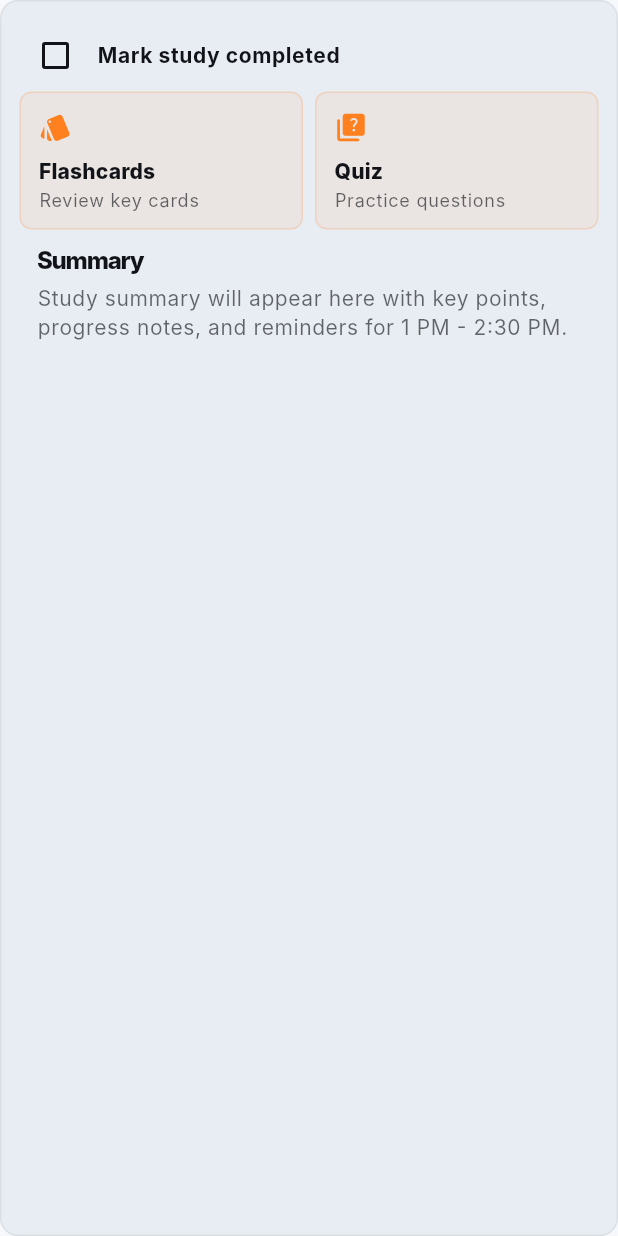
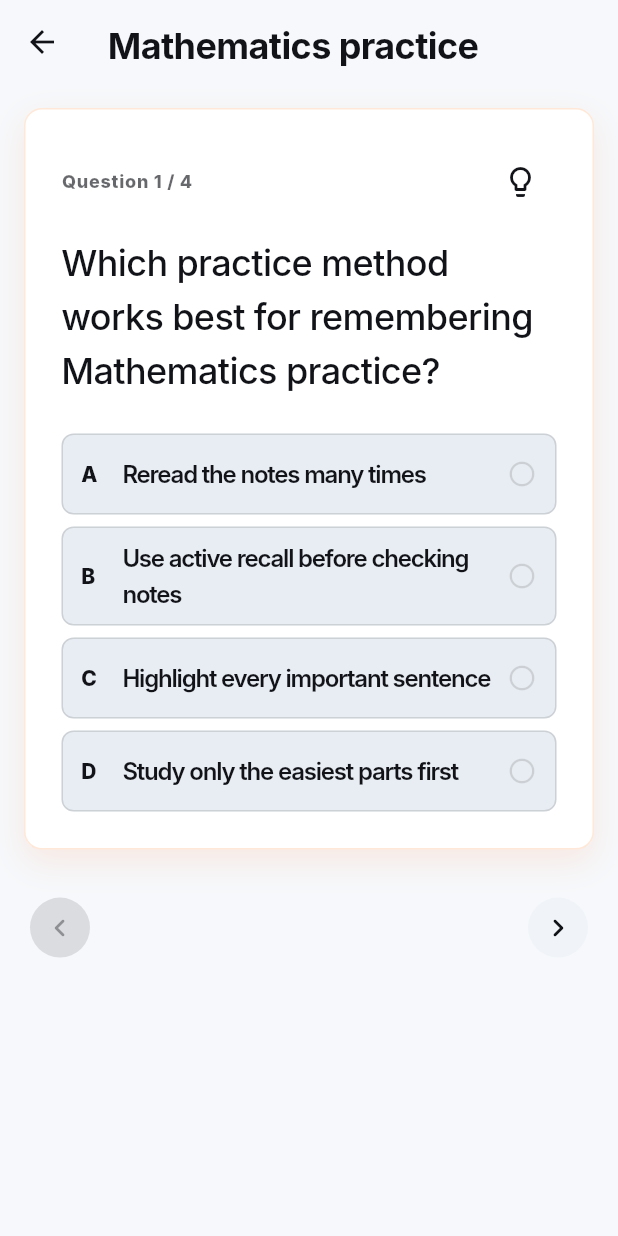
Before and after one commit to adminmyedudigital/me-mobile, a Flutter app: the DayTimetablePlan widget shown alone on an empty page, opened directly with sample values from the repository, after a tap on "Quiz", on a phone screen of 412 x 824 dp. Run offline on Flutter 3.47's test engine with Material 3 defaults, Android fonts, the phone set to English and light mode, and no system bars; our stand-ins replace get; Roboto replaces fonts that are missing (ABC Favorit, Inter).

Commit message:
Updated UI

```diff
--- a/lib/controllers/app_binding.dart
+++ b/lib/controllers/app_binding.dart
@@ -10,5 +10,6 @@ class AppBinding extends Bindings {
     Get.lazyPut(DashboardController.new, fenix: true);
     Get.lazyPut(ExamsController.new, fenix: true);
     Get.lazyPut(FlashCardController.new, fenix: true);
+    Get.lazyPut(QuizController.new, fenix: true);
   }
 }
--- a/lib/controllers/controllers.dart
+++ b/lib/controllers/controllers.dart
@@ -5,3 +5,4 @@ export 'package:me_mobile/controllers/dashboard_controller.dart';
 export 'package:me_mobile/controllers/exams_controller.dart';
 export 'package:me_mobile/controllers/flash_card_controller.dart';
 export 'package:me_mobile/controllers/home_controller.dart';
+export 'package:me_mobile/controllers/quiz_controller.dart';
--- /dev/null
+++ b/lib/controllers/quiz_controller.dart
@@ -0,0 +1,129 @@
+import 'package:get/get.dart';
+
+import 'package:me_mobile/controllers/dashboard_controller.dart';
+import 'package:me_mobile/enums/enums.dart';
+import 'package:me_mobile/models/models.dart';
+
+class QuizController extends GetxController {
+  final Rxn<DashboardEvent> event = Rxn<DashboardEvent>();
+  final RxList<QuizData> questions = <QuizData>[].obs;
+  final RxMap<int, int> selectedOptionByQuestion = <int, int>{}.obs;
+  final RxSet<int> revealedQuestionIndexes = <int>{}.obs;
+  final RxInt currentQuestionIndex = 0.obs;
+
+  String get title => event.value?.title ?? 'Quiz';
+
+  QuizData get currentQuestion => questions[currentQuestionIndex.value];
+
+  int? get selectedOptionIndex =>
+      selectedOptionByQuestion[currentQuestionIndex.value];
+
+  bool get showCorrectAnswer =>
+      revealedQuestionIndexes.contains(currentQuestionIndex.value);
+
+  bool get isCurrentAnswerCorrect =>
+      selectedOptionIndex != null &&
+      selectedOptionIndex == currentQuestion.correctOptionIndex;
+
+  bool get canGoPrevious => currentQuestionIndex.value > 0;
+
+  bool get canGoNext => currentQuestionIndex.value < questions.length - 1;
+
+  void loadFromArgument(Object? argument) {
+    final dashboardEvent = argument is DashboardEvent ? argument : null;
+
+    event.value = dashboardEvent;
+    questions.assignAll(_buildQuestions(dashboardEvent));
+    selectedOptionByQuestion.clear();
+    revealedQuestionIndexes.clear();
+    currentQuestionIndex.value = 0;
+  }
+
+  void selectOption(int index) {
+    if (selectedOptionIndex != null) return;
+
+    selectedOptionByQuestion[currentQuestionIndex.value] = index;
+    revealedQuestionIndexes.add(currentQuestionIndex.value);
+  }
+
+  bool goToQuestion(int direction) {
+    final nextIndex = currentQuestionIndex.value + direction;
+    if (nextIndex < 0 || nextIndex >= questions.length) return false;
+
+    currentQuestionIndex.value = nextIndex;
+    return true;
+  }
+
+  QuizAnswerState answerStateForOption(int optionIndex) {
+    final selectedIndex = selectedOptionIndex;
+
+    if (showCorrectAnswer &&
+        optionIndex == currentQuestion.correctOptionIndex) {
+      return QuizAnswerState.correct;
+    }
+
+    if (showCorrectAnswer &&
+        selectedIndex == optionIndex &&
+        optionIndex != currentQuestion.correctOptionIndex) {
+      return QuizAnswerState.wrong;
+    }
+
+    if (selectedIndex == optionIndex) {
+      return QuizAnswerState.selected;
+    }
+
+    return QuizAnswerState.idle;
+  }
+
+  List<QuizData> _buildQuestions(DashboardEvent? event) {
+    final topic = event?.title ?? 'this topic';
+
+    return [
+      QuizData(
+        title: 'Which practice method works best for remembering $topic?',
+        options: const [
+          'Reread the notes many times',
+          'Use active recall before checking notes',
+          'Highlight every important sentence',
+          'Study only the easiest parts first',
+        ],
+        hint:
+            'Think about the method that asks your brain to retrieve the idea.',
+        correctOptionIndex: 1,
+      ),
+      QuizData(
+        title: 'When should you review $topic after first learning it?',
+        options: const [
+          'Only before the final exam',
+          'Soon after learning, then again later',
+          'After forgetting everything',
+          'Only when the topic feels easy',
+        ],
+        hint: 'Memory is stronger when review happens before it fully fades.',
+        correctOptionIndex: 1,
+      ),
+      const QuizData(
+        title: 'What does an uncertain answer usually tell you?',
+        options: [
+          'The topic should be skipped',
+          'The answer is definitely wrong',
+          'That area needs deliberate practice',
+          'The notes are no longer useful',
+        ],
+        hint: 'Uncertainty is useful feedback for planning your next revision.',
+        correctOptionIndex: 2,
+      ),
+      QuizData(
+        title: 'How can you check whether you really understand $topic?',
+        options: const [
+          'Count how many pages you read',
+          'Explain it clearly without notes',
+          'Copy the definition five times',
+          'Avoid questions until later',
+        ],
+        hint: 'Understanding shows up when you can explain the idea simply.',
+        correctOptionIndex: 1,
+      ),
+    ];
+  }
+}
--- a/lib/enums/enums.dart
+++ b/lib/enums/enums.dart
@@ -1,2 +1,3 @@
 export 'package:me_mobile/enums/home_tab_enums.dart';
 export 'package:me_mobile/enums/flash_card_enums.dart';
+export 'package:me_mobile/enums/quiz_enums.dart';
--- /dev/null
+++ b/lib/enums/quiz_enums.dart
@@ -0,0 +1 @@
+enum QuizAnswerState { idle, selected, correct, wrong }
--- a/lib/models/models.dart
+++ b/lib/models/models.dart
@@ -1 +1,2 @@
 export 'package:me_mobile/models/flash_card_data.dart';
+export 'package:me_mobile/models/quiz_data.dart';
--- /dev/null
+++ b/lib/models/quiz_data.dart
@@ -0,0 +1,15 @@
+class QuizData {
+  const QuizData({
+    required this.title,
+    required this.options,
+    required this.hint,
+    required this.correctOptionIndex,
+  });
+
+  final String title;
+  final List<String> options;
+  final String hint;
+  final int correctOptionIndex;
+
+  String get correctAnswer => options[correctOptionIndex];
+}
--- a/lib/routes/app_routes.dart
+++ b/lib/routes/app_routes.dart
@@ -9,6 +9,7 @@ final class AppRoutes {
   static const String home = '/home';
   static const String dayTimetable = '/day-timetable';
   static const String flashCard = '/flash-card';
+  static const String quiz = '/quiz';
 
   static Map<String, WidgetBuilder> get routes {
     return {
@@ -17,6 +18,7 @@ final class AppRoutes {
       home: (_) => const HomeScreenContainer(),
       dayTimetable: (_) => const DayTimetable(),
       flashCard: (_) => const FlashCardContainer(),
+      quiz: (_) => const QuizContainer(),
     };
   }
 }
--- a/lib/screens/flash_card/flash_card_face.dart
+++ b/lib/screens/flash_card/flash_card_face.dart
@@ -121,7 +121,6 @@ class FlashCardFace extends StatelessWidget {
               IconButton(
                 tooltip: label,
                 onPressed: body.isEmpty ? null : () => _showBodyDialog(context),
-                iconSize: 18,
                 icon: Icon(icon),
               ),
             ],
--- /dev/null
+++ b/lib/screens/quiz/quiz.dart
@@ -0,0 +1,6 @@
+export 'package:me_mobile/screens/quiz/quiz_card.dart';
+export 'package:me_mobile/screens/quiz/quiz_container.dart';
+export 'package:me_mobile/screens/quiz/quiz_card_header.dart';
+export 'package:me_mobile/screens/quiz/quiz_answer_panel.dart';
+export 'package:me_mobile/screens/quiz/quiz_option_button.dart';
+export 'package:me_mobile/screens/quiz/quiz_navigation_button.dart';
--- /dev/null
+++ b/lib/screens/quiz/quiz_answer_panel.dart
@@ -0,0 +1,50 @@
+import 'package:flutter/material.dart';
+
+import 'package:me_mobile/theme/theme.dart';
+
+class QuizAnswerPanel extends StatelessWidget {
+  const QuizAnswerPanel({
+    super.key,
+    required this.answer,
+    required this.isCorrect,
+  });
+
+  final String answer;
+  final bool isCorrect;
+
+  @override
+  Widget build(BuildContext context) {
+    final colors = context.colors;
+    final accentColor = isCorrect ? colors.accentGreen : colors.accentOrange;
+
+    return Container(
+      width: double.infinity,
+      padding: const EdgeInsets.all(AppSpacing.lg),
+      decoration: BoxDecoration(
+        color: colors.surfaceElevated,
+        borderRadius: AppRadius.card,
+        border: Border.all(color: accentColor.withValues(alpha: 0.34)),
+      ),
+      child: Column(
+        crossAxisAlignment: CrossAxisAlignment.start,
+        children: [
+          Text(
+            isCorrect ? 'Correct' : 'Correct answer',
+            style: Theme.of(context).textTheme.labelLarge?.copyWith(
+              color: accentColor,
+              fontWeight: FontWeight.w800,
+            ),
+          ),
+          const SizedBox(height: AppSpacing.xs),
+          Text(
+            answer,
+            style: Theme.of(context).textTheme.bodyMedium?.copyWith(
+              color: colors.body,
+              fontWeight: FontWeight.w600,
+            ),
+          ),
+        ],
+      ),
+    );
+  }
+}
--- /dev/null
+++ b/lib/screens/quiz/quiz_card.dart
@@ -0,0 +1,99 @@
+import 'package:flutter/material.dart';
+
+import 'package:me_mobile/theme/theme.dart';
+import 'package:me_mobile/enums/enums.dart';
+import 'package:me_mobile/models/models.dart';
+import 'package:me_mobile/screens/screens.dart';
+
+class QuizCard extends StatelessWidget {
+  const QuizCard({
+    super.key,
+    required this.question,
+    required this.currentQuestionIndex,
+    required this.questionCount,
+    required this.showHintDialog,
+    required this.answerStateForOption,
+    required this.onOptionSelected,
+    this.selectedOptionIndex,
+  });
+
+  final QuizData question;
+  final int currentQuestionIndex;
+  final int questionCount;
+  final VoidCallback showHintDialog;
+  final QuizAnswerState Function(int) answerStateForOption;
+  final void Function(int) onOptionSelected;
+  final int? selectedOptionIndex;
+
+  @override
+  Widget build(BuildContext context) {
+    final colors = context.colors;
+    final isLightTheme = Theme.of(context).brightness == Brightness.light;
+    final screenHeight = MediaQuery.sizeOf(context).height;
+
+    return Container(
+      width: double.infinity,
+      height: screenHeight * 0.60,
+      padding: const EdgeInsets.all(AppSpacing.xl),
+      decoration: BoxDecoration(
+        color: isLightTheme
+            ? colors.surfaceCard
+            : colors.surfaceElevated.withValues(alpha: 0.78),
+        borderRadius: AppRadius.card,
+        border: Border.all(
+          color: colors.accentOrange.withValues(
+            alpha: isLightTheme ? 0.18 : 0.28,
+          ),
+        ),
+        boxShadow: [
+          BoxShadow(
+            color: colors.accentOrangeGlow.withValues(
+              alpha: isLightTheme ? 0.1 : 0.18,
+            ),
+            blurRadius: 18,
+            offset: const Offset(0, 8),
+          ),
+        ],
+      ),
+      child: Column(
+        crossAxisAlignment: CrossAxisAlignment.start,
+        children: [
+          QuizCardHeader(
+            currentQuestionIndex: currentQuestionIndex,
+            questionCount: questionCount,
+            showHintDialog: showHintDialog,
+          ),
+          const SizedBox(height: AppSpacing.md),
+          Expanded(
+            child: SingleChildScrollView(
+              child: Column(
+                crossAxisAlignment: CrossAxisAlignment.start,
+                children: [
+                  Text(
+                    question.title,
+                    style: Theme.of(
+                      context,
+                    ).textTheme.titleLarge?.copyWith(color: colors.primary),
+                  ),
+                  const SizedBox(height: AppSpacing.xl),
+                  for (final option in question.options.indexed) ...[
+                    QuizOptionButton(
+                      index: option.$1,
+                      label: option.$2,
+                      answerState: answerStateForOption(option.$1),
+                      onTap: selectedOptionIndex == null
+                          ? () => onOptionSelected(option.$1)
+                          : null,
+                    ),
+                    if (option.$1 != question.options.length - 1)
+                      const SizedBox(height: AppSpacing.sm),
+                  ],
+                ],
+              ),
+            ),
+          ),
+        ],
+      ),
+    );
+  }
+}
--- /dev/null
+++ b/lib/screens/quiz/quiz_card_header.dart
@@ -0,0 +1,39 @@
+import 'package:flutter/material.dart';
+import 'package:me_mobile/theme/theme.dart';
+
+class QuizCardHeader extends StatelessWidget {
+  const QuizCardHeader({
+    super.key,
+    required this.questionCount,
+    required this.showHintDialog,
+    required this.currentQuestionIndex,
+  });
+
+  final int questionCount;
+  final int currentQuestionIndex;
+  final VoidCallback showHintDialog;
+
+  @override
+  Widget build(BuildContext context) {
+    final colors = context.colors;
+
+    return Row(
+      children: [
+        Expanded(
+          child: Text(
+            'Question ${currentQuestionIndex + 1} / $questionCount',
+            style: Theme.of(context).textTheme.labelSmall?.copyWith(
+              color: colors.charcoal,
+              fontWeight: FontWeight.w800,
+            ),
+          ),
+        ),
+        IconButton(
+          tooltip: 'Hint',
+          onPressed: showHintDialog,
+          icon: const Icon(Icons.lightbulb_outline_rounded),
+        ),
+      ],
+    );
+  }
+}
--- /dev/null
+++ b/lib/screens/quiz/quiz_container.dart
@@ -0,0 +1,133 @@
+import 'package:flutter/material.dart';
+
+import 'package:get/get.dart';
+
+import 'package:me_mobile/theme/theme.dart';
+import 'package:me_mobile/screens/screens.dart';
+import 'package:me_mobile/controllers/controllers.dart';
+
+class QuizContainer extends StatefulWidget {
+  const QuizContainer({super.key});
+
+  @override
+  State<QuizContainer> createState() => _QuizContainerState();
+}
+
+class _QuizContainerState extends State<QuizContainer> {
+  final QuizController _quizController = Get.find<QuizController>();
+
+  @override
+  void initState() {
+    super.initState();
+    _quizController.loadFromArgument(Get.arguments);
+  }
+
+  void _handleBack() {
+    Get.back();
+  }
+
+  void _showHintDialog() {
+    final colors = context.colors;
+    final isLightTheme = Theme.of(context).brightness == Brightness.light;
+    final question = _quizController.currentQuestion;
+
+    showDialog<void>(
+      context: context,
+      builder: (context) {
+        return AlertDialog(
+          backgroundColor: isLightTheme
+              ? colors.surfaceCard
+              : colors.surfaceElevated,
+          surfaceTintColor: Colors.transparent,
+          shape: RoundedRectangleBorder(
+            borderRadius: AppRadius.card,
+            side: BorderSide(
+              color: colors.accentOrange.withValues(
+                alpha: isLightTheme ? 0.16 : 0.24,
+              ),
+            ),
+          ),
+          title: Text(
+            'Hint',
+            style: Theme.of(context).textTheme.titleMedium?.copyWith(
+              color: colors.ink,
+              fontWeight: FontWeight.w800,
+            ),
+          ),
+          content: Text(
+            question.hint,
+            style: Theme.of(
+              context,
+            ).textTheme.bodyMedium?.copyWith(color: colors.body),
+          ),
+          actions: [
+            TextButton(
+              style: TextButton.styleFrom(foregroundColor: colors.accentOrange),
+              onPressed: () => Navigator.of(context).pop(),
+              child: const Text('Close'),
+            ),
+          ],
+        );
+      },
+    );
+  }
+
+  @override
+  Widget build(BuildContext context) {
+    return Obx(() {
+      final question = _quizController.currentQuestion;
+      final currentQuestionIndex = _quizController.currentQuestionIndex.value;
+      final questionCount = _quizController.questions.length;
+      final selectedOptionIndex = _quizController.selectedOptionIndex;
+      final showCorrectAnswer = _quizController.showCorrectAnswer;
+      final isCorrect = _quizController.isCurrentAnswerCorrect;
+      final canGoPrevious = _quizController.canGoPrevious;
+      final canGoNext = _quizController.canGoNext;
+
+      return Scaffold(
+        appBar: AppBar(
+          leading: BackButton(onPressed: _handleBack),
+          title: Text(
+            _quizController.title,
+            maxLines: 1,
+            overflow: TextOverflow.ellipsis,
+          ),
+        ),
+        body: SafeArea(
+          child: ListView(
+            padding: const EdgeInsets.all(AppSpacing.lg),
+            children: [
+              QuizCard(
+                question: question,
+                currentQuestionIndex: currentQuestionIndex,
+                questionCount: questionCount,
+                showHintDialog: _showHintDialog,
+                selectedOptionIndex: selectedOptionIndex,
+                answerStateForOption: _quizController.answerStateForOption,
+                onOptionSelected: _quizController.selectOption,
+              ),
+              const SizedBox(height: AppSpacing.lg),
+              AnimatedSwitcher(
+                duration: const Duration(milliseconds: 180),
+                child: showCorrectAnswer
+                    ? QuizAnswerPanel(
+                        key: ValueKey('answer-$currentQuestionIndex'),
+                        answer: question.correctAnswer,
+                        isCorrect: isCorrect,
+                      )
+                    : const SizedBox.shrink(key: ValueKey('empty-answer')),
+              ),
+              const SizedBox(height: AppSpacing.md),
+              QuizNavigationButton(
+                canGoPrevious: canGoPrevious,
+                canGoNext: canGoNext,
+                onPreviousPressed: () => _quizController.goToQuestion(-1),
+                onNextPressed: () => _quizController.goToQuestion(1),
+              ),
+            ],
+          ),
+        ),
+      );
+    });
+  }
+}
--- /dev/null
+++ b/lib/screens/quiz/quiz_navigation_button.dart
@@ -0,0 +1,35 @@
+import 'package:flutter/material.dart';
+
+class QuizNavigationButton extends StatelessWidget {
+  const QuizNavigationButton({
+    super.key,
+    required this.onNextPressed,
+    required this.onPreviousPressed,
+    required this.canGoNext,
+    required this.canGoPrevious,
+  });
+
+  final VoidCallback onNextPressed;
+  final VoidCallback onPreviousPressed;
+  final bool canGoNext;
+  final bool canGoPrevious;
+
+  @override
+  Widget build(BuildContext context) {
+    return Row(
+      children: [
+        IconButton.filledTonal(
+          tooltip: 'Previous',
+          onPressed: canGoPrevious ? onPreviousPressed : null,
+          icon: const Icon(Icons.chevron_left_rounded),
+        ),
+        Expanded(flex: 1, child: Container()),
+        IconButton.filledTonal(
+          tooltip: 'Next',
+          onPressed: canGoNext ? onNextPressed : null,
+          icon: const Icon(Icons.chevron_right_rounded),
+        ),
+      ],
+    );
+  }
+}
--- /dev/null
+++ b/lib/screens/quiz/quiz_option_button.dart
@@ -0,0 +1,90 @@
+import 'package:flutter/material.dart';
+
+import 'package:me_mobile/theme/theme.dart';
+import 'package:me_mobile/enums/quiz_enums.dart';
+
+class QuizOptionButton extends StatelessWidget {
+  const QuizOptionButton({
+    super.key,
+    required this.index,
+    required this.label,
+    required this.answerState,
+    required this.onTap,
+  });
+
+  final int index;
+  final String label;
+  final QuizAnswerState answerState;
+  final VoidCallback? onTap;
+
+  @override
+  Widget build(BuildContext context) {
+    final colors = context.colors;
+    final backgroundColor = answerState == QuizAnswerState.correct
+        ? colors.accentGreenGlow
+        : answerState == QuizAnswerState.wrong
+        ? colors.accentRedGlow
+        : answerState == QuizAnswerState.selected
+        ? colors.accentOrangeGlow
+        : colors.surfaceDeep;
+    final borderColor = answerState == QuizAnswerState.correct
+        ? colors.accentGreen
+        : answerState == QuizAnswerState.wrong
+        ? colors.accentRed
+        : answerState == QuizAnswerState.selected
+        ? colors.accentOrange
+        : colors.hairlineStrong;
+    final icon = answerState == QuizAnswerState.correct
+        ? Icons.check_circle_rounded
+        : answerState == QuizAnswerState.wrong
+        ? Icons.cancel_rounded
+        : Icons.radio_button_unchecked_rounded;
+
+    return InkWell(
+      borderRadius: AppRadius.button,
+      onTap: onTap,
+      child: AnimatedContainer(
+        duration: const Duration(milliseconds: 160),
+        width: double.infinity,
+        constraints: const BoxConstraints(minHeight: 54),
+        padding: const EdgeInsets.symmetric(
+          horizontal: AppSpacing.md,
+          vertical: AppSpacing.sm,
+        ),
+        decoration: BoxDecoration(
+          color: backgroundColor,
+          borderRadius: AppRadius.button,
+          border: Border.all(color: borderColor),
+        ),
+        child: Row(
+          children: [
+            SizedBox(
+              width: 28,
+              child: Text(
+                String.fromCharCode(65 + index),
+                style: Theme.of(context).textTheme.labelMedium?.copyWith(
+                  color: colors.ink,
+                  fontWeight: FontWeight.w800,
+                ),
+              ),
+            ),
+            Expanded(
+              child: Text(
+                label,
+                maxLines: 4,
+                overflow: TextOverflow.ellipsis,
+                softWrap: true,
+                style: Theme.of(context).textTheme.bodyMedium?.copyWith(
+                  color: colors.ink,
+                  fontWeight: FontWeight.w600,
+                ),
+              ),
+            ),
+            const SizedBox(width: AppSpacing.sm),
+            Icon(icon, color: borderColor, size: 20),
+          ],
+        ),
+      ),
+    );
+  }
+}
--- a/lib/screens/screens.dart
+++ b/lib/screens/screens.dart
@@ -2,3 +2,4 @@ export 'package:me_mobile/screens/auth/auth.dart';
 export 'package:me_mobile/screens/home/home_screen.dart';
 export 'package:me_mobile/screens/timetable/timetable.dart';
 export 'package:me_mobile/screens/flash_card/flash_card.dart';
+export 'package:me_mobile/screens/quiz/quiz.dart';
--- a/lib/screens/timetable/day/day_timetable_plan.dart
+++ b/lib/screens/timetable/day/day_timetable_plan.dart
@@ -22,7 +22,9 @@ class _DayTimetablePlanState extends State<DayTimetablePlan> {
     Get.toNamed(AppRoutes.flashCard, arguments: widget.event);
   }
 
-  void _openQuiz() {}
+  void _openQuiz() {
+    Get.toNamed(AppRoutes.quiz, arguments: widget.event);
+  }
 
   @override
   Widget build(BuildContext context) {
```
